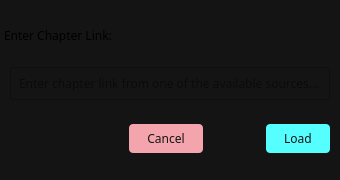
First picture: the form in ChapterLink.ui, repository AnoRebel/slime_reader, before the edit.
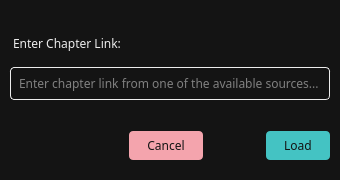
Second picture: the form after the edit. Icons and pictures are not drawn.

The edit to the form file:
```diff
--- a/ChapterLink.ui
+++ b/ChapterLink.ui
@@ -18,7 +18,8 @@
     <normaloff>assets/bg-icon.png</normaloff>assets/bg-icon.png</iconset>
   </property>
   <property name="styleSheet">
-   <string notr="true">background-color: rgb(20, 20, 20);</string>
+   <string notr="true">border-radius: 6px;
+background-color: rgb(20, 20, 20);</string>
   </property>
   <property name="modal">
    <bool>true</bool>
@@ -54,6 +55,19 @@
        </property>
       </spacer>
      </item>
+     <item>
+      <spacer name="verticalSpacer_6">
+       <property name="orientation">
+        <enum>Qt::Vertical</enum>
+       </property>
+       <property name="sizeHint" stdset="0">
+        <size>
+         <width>20</width>
+         <height>40</height>
+        </size>
+       </property>
+      </spacer>
+     </item>
      <item>
       <widget class="QLabel" name="label">
        <property name="font">
@@ -61,6 +75,11 @@
          <family>DroidSansMono NF</family>
         </font>
        </property>
+       <property name="styleSheet">
+        <string notr="true">margin: 0 6px;
+color: #ECECEC;
+background-color: transparent;</string>
+       </property>
        <property name="text">
         <string>Enter Chapter Link:</string>
        </property>
@@ -90,8 +109,14 @@
         <string/>
        </property>
        <property name="styleSheet">
-        <string notr="true">padding: 6px;
-margin: 0 6px;</string>
+        <string notr="true">QLineEdit {
+	padding: 6px;
+	margin: 0 6px;
+	color: #ECECEC;
+	border: 0.5px solid #ECECEC;
+	border-radius: 4px;
+	background-color: transparent;
+}</string>
        </property>
        <property name="inputMask">
         <string/>
@@ -104,6 +129,19 @@
        </property>
       </widget>
      </item>
+     <item>
+      <spacer name="verticalSpacer_5">
+       <property name="orientation">
+        <enum>Qt::Vertical</enum>
+       </property>
+       <property name="sizeHint" stdset="0">
+        <size>
+         <width>20</width>
+         <height>40</height>
+        </size>
+       </property>
+      </spacer>
+     </item>
      <item>
       <spacer name="verticalSpacer">
        <property name="orientation">
@@ -184,11 +222,17 @@
           </font>
          </property>
          <property name="styleSheet">
-          <string notr="true">border-radius: 4px;
-padding: 6px 18px;
-margin-right: 6px;
-background-color: rgb(85, 255, 255);
-color: rgb(20, 20, 20);</string>
+          <string notr="true">QPushButton {
+	border-radius: 4px;
+	padding: 6px 18px;
+	margin-right: 6px;
+	background-color: rgba(85, 255, 255, 190);
+	color: rgb(20, 20, 20);
+}
+
+QPushButton:hover {
+	background-color: rgb(85, 255, 255);
+}</string>
          </property>
          <property name="text">
           <string>Load</string>
```
